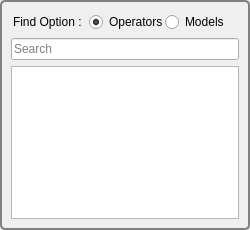
Qt form src/SearchDialog/SearchDialog.ui (Ndgt/Relation-Constraint-Dialog) before a commit.
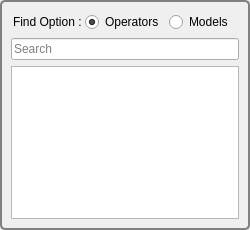
The same form after that commit. Custom widgets are drawn as their Qt base class.

What changed in the file:
```diff
--- a/src/SearchDialog/SearchDialog.ui
+++ b/src/SearchDialog/SearchDialog.ui
@@ -86,7 +86,12 @@
            <enum>Qt::NoFocus</enum>
           </property>
           <property name="styleSheet">
-           <string notr="true">QRadioButton::indicator
+           <string notr="true">QRadioButton
+{
+	margin-right: 8px;
+}
+
+QRadioButton::indicator
 {
 	width: 15px;
 	height: 15px;
@@ -109,7 +114,12 @@
            <enum>Qt::NoFocus</enum>
           </property>
           <property name="styleSheet">
-           <string notr="true">QRadioButton::indicator
+           <string notr="true">QRadioButton
+{
+	margin-right: 8px;
+}
+
+QRadioButton::indicator
 {
 	width: 15px;
 	height: 15px;
@@ -174,6 +184,13 @@
    </item>
   </layout>
  </widget>
+ <customwidgets>
+  <customwidget>
+   <class>CustomLineEdit</class>
+   <extends>QLineEdit</extends>
+   <header>CustomLineEdit.h</header>
+  </customwidget>
+ </customwidgets>
  <resources/>
  <connections/>
  <buttongroups>
```
Left out of the diff: 12 changed lines with no effect on the pictures.
